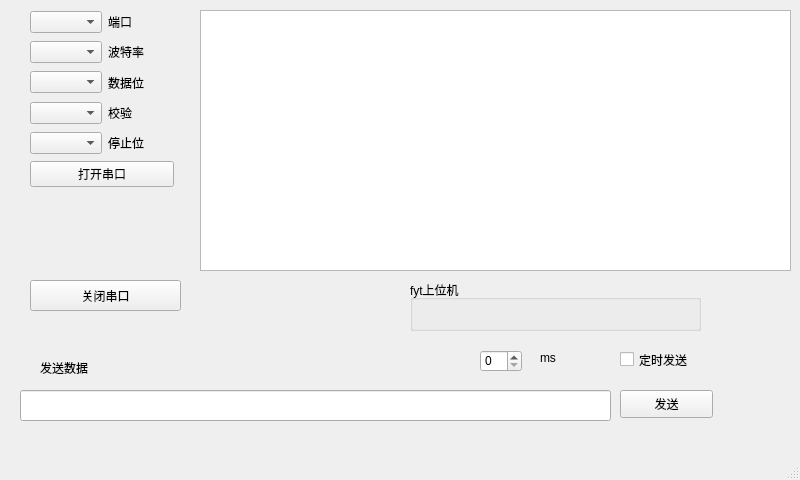
First picture: the form in mainwindow.ui, repository duan-jia/fyt_shangweiji, before the edit.
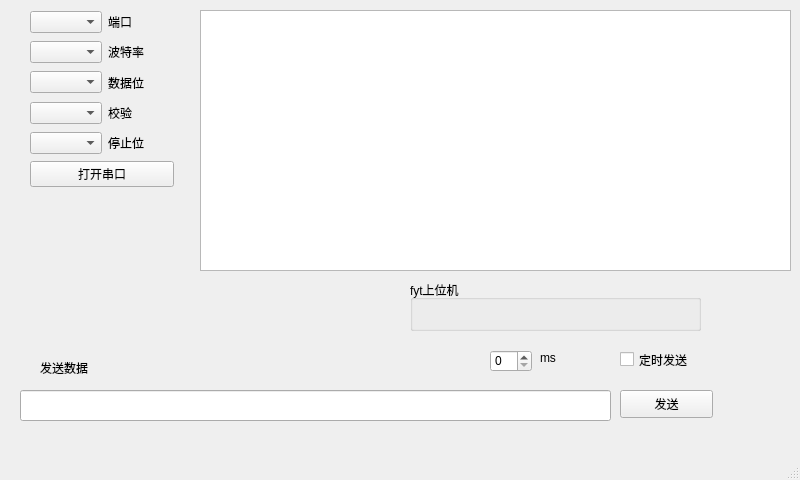
Second picture: the form after the edit.

Diff of the .ui file:
```diff
--- a/mainwindow.ui
+++ b/mainwindow.ui
@@ -169,19 +169,6 @@
      </item>
     </layout>
    </widget>
-   <widget class="QPushButton" name="closeserialBt">
-    <property name="geometry">
-     <rect>
-      <x>30</x>
-      <y>280</y>
-      <width>151</width>
-      <height>31</height>
-     </rect>
-    </property>
-    <property name="text">
-     <string>关闭串口</string>
-    </property>
-   </widget>
    <widget class="QCheckBox" name="timeTxBt">
     <property name="geometry">
      <rect>
@@ -198,7 +185,7 @@
    <widget class="QSpinBox" name="spinBox">
     <property name="geometry">
      <rect>
-      <x>480</x>
+      <x>490</x>
       <y>350</y>
       <width>42</width>
       <height>22</height>
```
Left out of the diff: 3 changed lines with no effect on the pictures.
